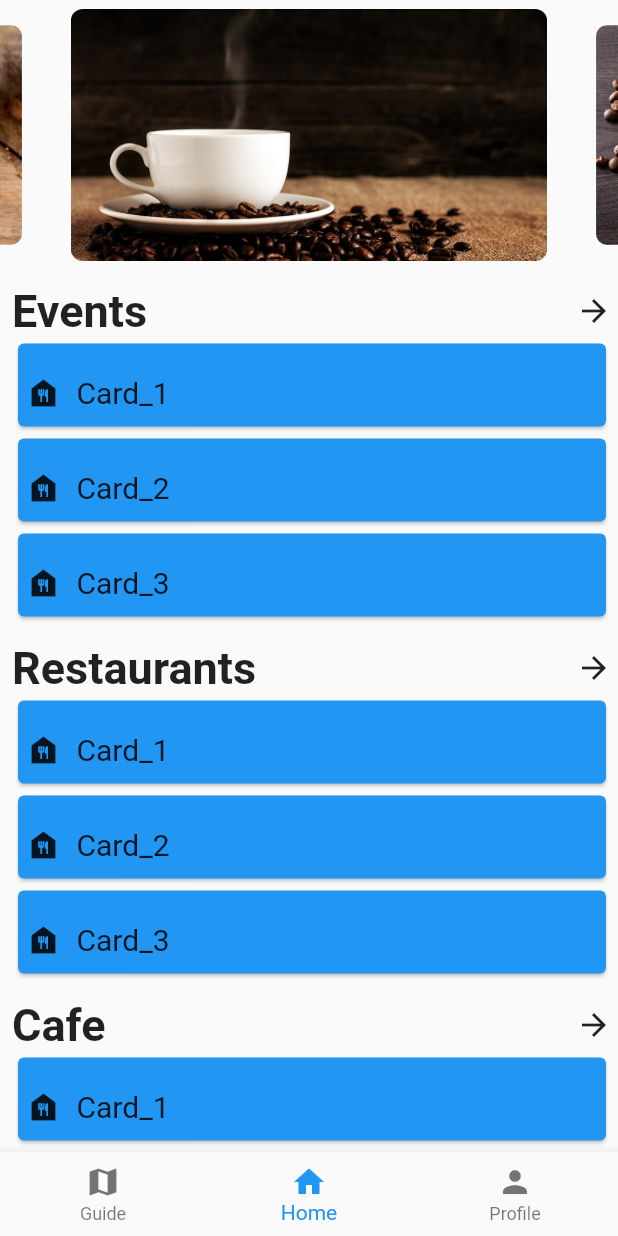
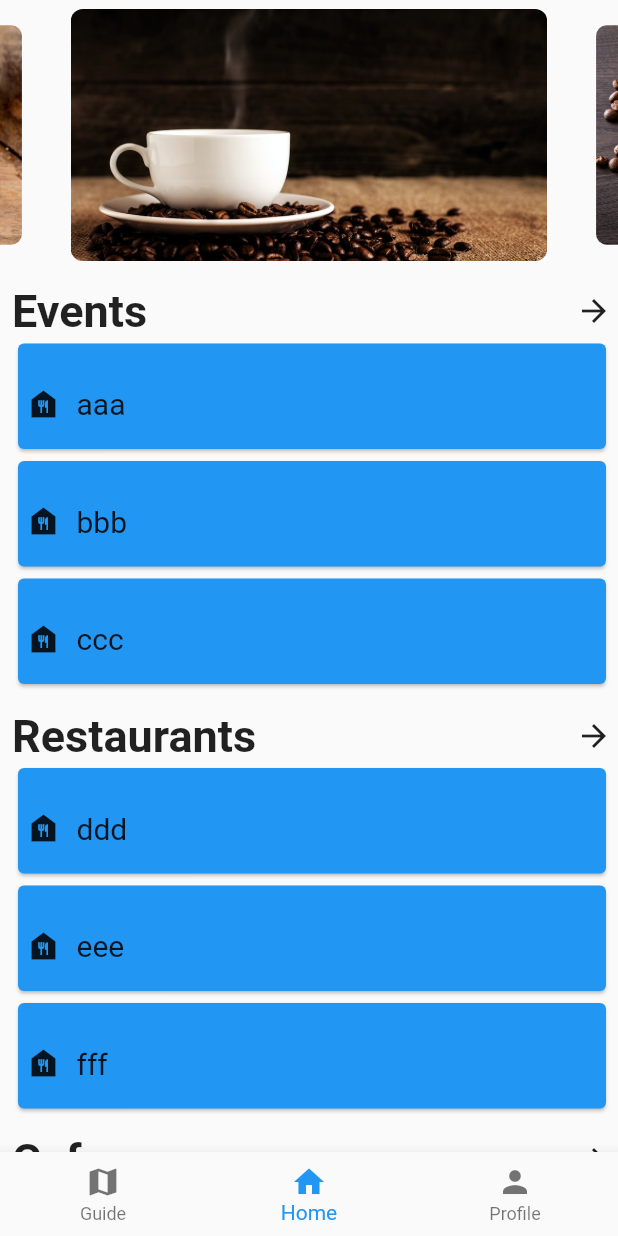
Before and after one commit to YousifT/Nomad_Application, a Flutter app: the screen it shows after launch, on a phone screen of 412 x 824 dp. Run offline on Flutter 3.47's test engine with Material 2 defaults, Android fonts, the phone set to English and light mode, and no system bars; drawn by our look-alikes of carousel_slider.

Commit message:
Clickable CarouselSlider

```diff
--- a/nomad/lib/Pages/Home_page.dart
+++ b/nomad/lib/Pages/Home_page.dart
@@ -2,6 +2,9 @@ import 'package:flutter/material.dart';
 import 'package:flutter/src/widgets/framework.dart';
 import 'package:flutter/src/widgets/placeholder.dart';
 import 'package:carousel_slider/carousel_slider.dart';
+import 'package:nomad/Pages/Guide_page.dart';
+import 'package:nomad/Pages/Sginup%20page.dart';
+import 'package:nomad/Pages/profile_page.dart';
 
 class MyHomePage extends StatefulWidget {
   const MyHomePage({super.key});
@@ -18,6 +21,22 @@ List<String> imgLinks = [
   "assets/images/img2.jpg",
   "assets/images/img3.jpg"
 ];
+
+var HomePageChildren = [
+  Sublist("Events", topRatedThree('Events')),
+  Sublist("Restaurants", topRatedThree('Restaurants')),
+  Sublist("Cafe", topRatedThree('Cafe'))
+];
+
+// TopRatedThree should be replaced by a method that connects to the Database and gets the relevant data
+topRatedThree(String table) {
+  if (table == "Events")
+    return ["aaa", "bbb", "ccc"];
+  else if (table == "Restaurants")
+    return ["ddd", "eee", "fff"];
+  else
+    return ["ggg", "hhh", "iii"];
+}
 
 class _MyHomePageState extends State<MyHomePage> {
   @override
@@ -36,19 +55,25 @@ class _MyHomePageState extends State<MyHomePage> {
                 child: CarouselSlider(
                   items: [
                     //Image 1
-                    Container(
+                    InkWell(
+                      child: Container(
                         margin: EdgeInsets.all(6.0),
                         decoration: BoxDecoration(
                             borderRadius: BorderRadius.circular(8.0),
                             image: DecorationImage(
                               image: AssetImage(imgLinks[0]),
                               fit: BoxFit.cover,
+                            )),
                       ),
-                      ),
+                      onTap: () => Navigator.push(
+                          context,
+                          MaterialPageRoute(
+                              builder: (context) => const ProfilePage())),
                     ),
 
                     // Image 2
-                    Container(
+                    InkWell(
+                      child: Container(
                         margin: EdgeInsets.all(6.0),
                         decoration: BoxDecoration(
                           borderRadius: BorderRadius.circular(8.0),
@@ -58,9 +83,15 @@ class _MyHomePageState extends State<MyHomePage> {
                           ),
                         ),
                       ),
+                      onTap: () => Navigator.push(
+                          context,
+                          MaterialPageRoute(
+                              builder: (context) => const Mysginuppage())),
+                    ),
 
                     // Image 3
-                    Container(
+                    InkWell(
+                      child: Container(
                         margin: EdgeInsets.all(6.0),
                         decoration: BoxDecoration(
                           borderRadius: BorderRadius.circular(8.0),
@@ -69,6 +100,11 @@ class _MyHomePageState extends State<MyHomePage> {
                             fit: BoxFit.cover,
                           ),
                         ),
+                      ),
+                      onTap: () => Navigator.push(
+                          context,
+                          MaterialPageRoute(
+                              builder: (context) => const GuidePage())),
                     ),
                   ],
 
@@ -87,22 +123,21 @@ class _MyHomePageState extends State<MyHomePage> {
               ),
             ],
           ),
-          Sublist("Events", "listItem1", "listItem2", "listItem3"),
-          Sublist("Restaurants", "listItem1", "listItem2", "listItem3"),
-          Sublist("Cafe", "listItem1", "listItem2", "listItem3")
+          HomePageChildren[0],
+          HomePageChildren[1],
+          HomePageChildren[2]
         ]),
       ),
     ));
   }
 }
 
-Widget Sublist(
-    String title, String listItem1, String listItem2, String listItem3) {
+Widget Sublist(String title, var items) {
   return Container(
     padding: const EdgeInsets.fromLTRB(8, 10, 4, 3),
     //color: Colors.green,
     child: SizedBox(
-      height: 225,
+      height: 270,
       width: double.maxFinite,
       child: Column(children: [
         Row(
@@ -129,7 +164,7 @@ Widget Sublist(
                     Padding(
                       padding: const EdgeInsets.fromLTRB(10, 0, 0, 0),
                       child: Text(
-                        "Card_1",
+                        items[0],
                         style: TextStyle(fontSize: 20),
                       ),
                     )
@@ -153,7 +188,7 @@ Widget Sublist(
                     Padding(
                       padding: const EdgeInsets.fromLTRB(10, 0, 0, 0),
                       child: Text(
-                        "Card_2",
+                        items[1],
                         style: TextStyle(fontSize: 20),
                       ),
                     )
@@ -177,7 +212,7 @@ Widget Sublist(
                     Padding(
                       padding: const EdgeInsets.fromLTRB(10, 0, 0, 0),
                       child: Text(
-                        "Card_3",
+                        items[2],
                         style: TextStyle(fontSize: 20),
                       ),
                     )
```
Lines whose indentation alone changed are shown as unchanged.
